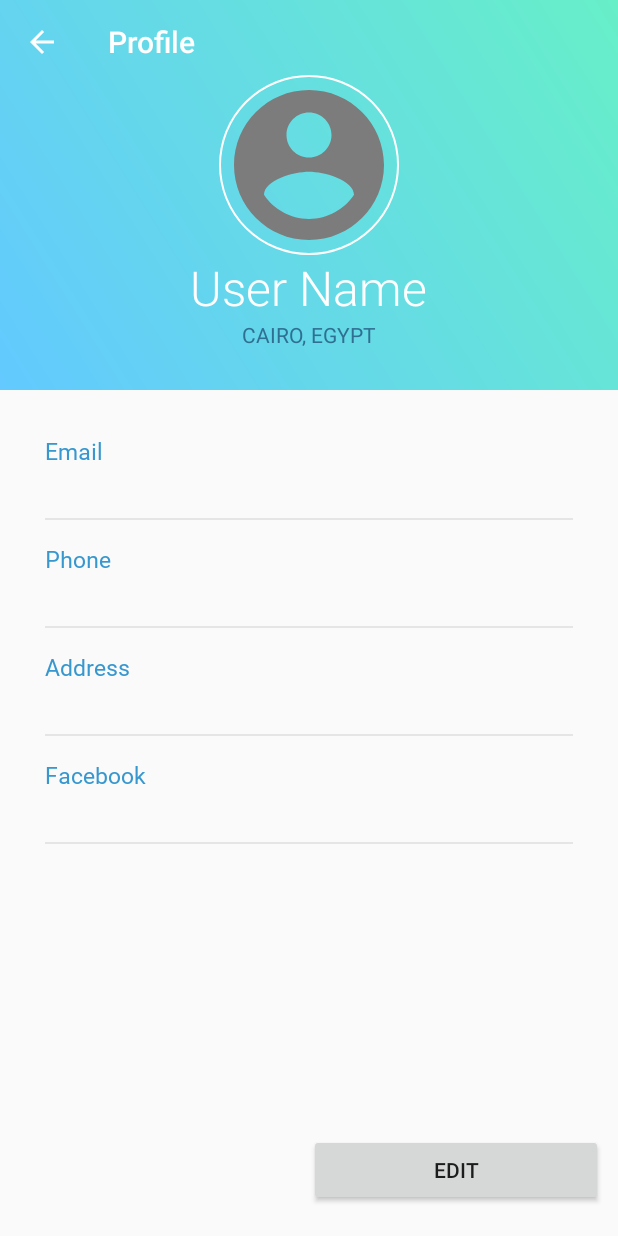
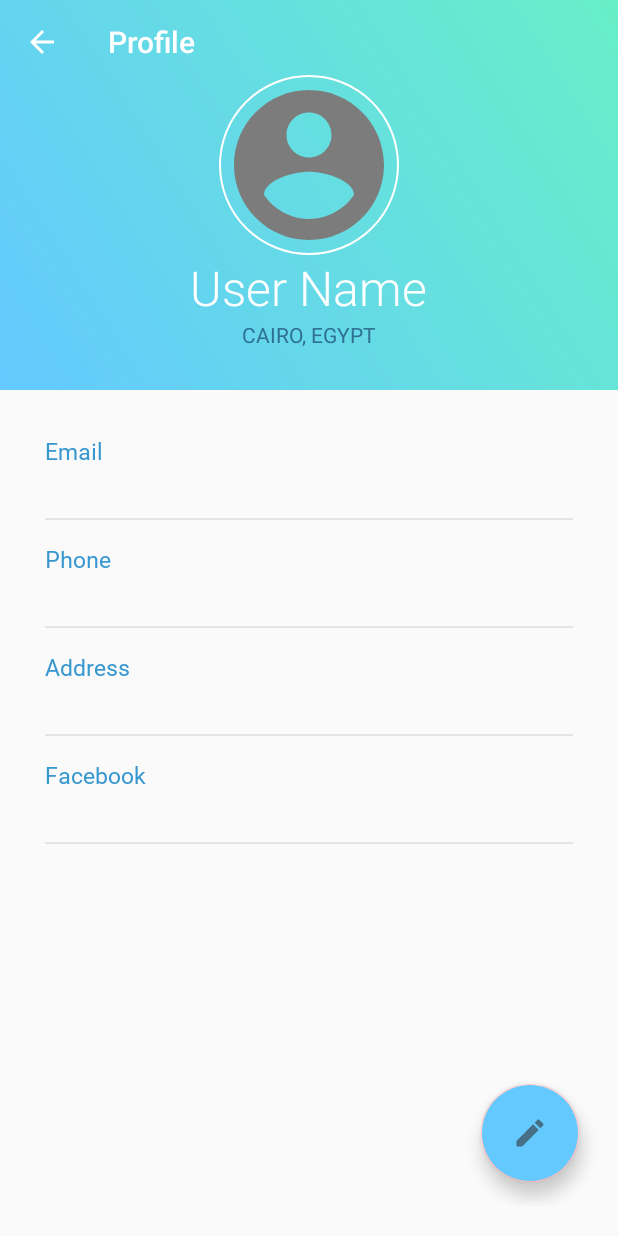
Before and after one commit to Fady24-dev/Furny, an Android app: the Profile_Activity screen opened directly, with no data from a screen before it, on a phone screen of 412 x 824 dp. Run offline under Robolectric (Android 15) with nearby library versions, the phone set to English and light mode, and no system bars; our stand-ins replace Firebase (no records; nobody signed in at launch, a user with empty details on screens opened directly), Picasso; plain views replace CircularImageView; pictures from the network do not load.

Commit message:
Profile Activity ( Edits )
Added name change.
Minor changes to EditText.

```diff
--- a/app/src/main/java/com/example/furniture/Profile_Activity.java
+++ b/app/src/main/java/com/example/furniture/Profile_Activity.java
@@ -7,10 +7,13 @@ import androidx.appcompat.app.AppCompatActivity;
 import androidx.appcompat.widget.Toolbar;
 
 import android.app.Activity;
+import android.app.AlertDialog;
+import android.content.DialogInterface;
 import android.content.Intent;
 import android.net.Uri;
 import android.os.Bundle;
 import android.provider.MediaStore;
+import android.text.InputType;
 import android.view.MenuItem;
 import android.view.View;
 import android.widget.Button;
@@ -26,6 +29,7 @@ import com.google.android.gms.tasks.OnFailureListener;
 import com.google.android.gms.tasks.OnSuccessListener;
 import com.google.android.gms.tasks.Task;
 import com.google.android.material.bottomnavigation.BottomNavigationView;
+import com.google.android.material.floatingactionbutton.FloatingActionButton;
 import com.google.firebase.auth.FirebaseAuth;
 import com.google.firebase.auth.FirebaseUser;
 import com.google.firebase.database.DataSnapshot;
@@ -44,11 +48,11 @@ public class Profile_Activity extends AppCompatActivity {
     private TextView profileUserName;
     private EditText profileUserEmailEdit,profileUserPhoneEdit,profileUserAddressEdit,profileUserFacebookEdit;
     private ImageView profileImage;
-    private Button editButton,submitButton;
     private DatabaseReference reference;
     private FirebaseUser user;
-    private String userID;
+    private String userID, fabState;
     private StorageReference storageReference;
+    private FloatingActionButton floatingActionButton;
 
     @Override
     protected void onCreate(Bundle savedInstanceState) {
@@ -64,42 +68,70 @@ public class Profile_Activity extends AppCompatActivity {
         userID=user.getUid();
         profileUserName=findViewById(R.id.profile_user_name);
         profileImage=findViewById(R.id.user_image);
-        editButton=findViewById(R.id.profile_edit_button);
-        submitButton=findViewById(R.id.profile_submit_button);
         profileUserEmailEdit=findViewById(R.id.profile_user_email_edit);
         profileUserPhoneEdit=findViewById(R.id.profile_user_phone_edit);
         profileUserAddressEdit=findViewById(R.id.profile_user_address_edit);
         profileUserFacebookEdit=findViewById(R.id.profile_user_facebook_edit);
+        floatingActionButton=findViewById(R.id.fab);
+        fabState = "disabled";
 
         getCurrentUserData();
 
-        editButton.setOnClickListener(new View.OnClickListener() {
+        profileUserName.setOnClickListener(new View.OnClickListener() {
             @Override
             public void onClick(View v) {
-                editButton.setVisibility(View.INVISIBLE);
-                submitButton.setVisibility(View.VISIBLE);
+                AlertDialog.Builder mydialog = new AlertDialog.Builder(Profile_Activity.this);
 
-                profileUserEmailEdit.setEnabled(true);
-                profileUserPhoneEdit.setEnabled(true);
-                profileUserAddressEdit.setEnabled(true);
-                profileUserFacebookEdit.setEnabled(true);
+                final EditText nameChange = new EditText(Profile_Activity.this);
+                nameChange.setInputType(InputType.TYPE_CLASS_TEXT);
+                mydialog.setView(nameChange);
 
-                readData();
+                mydialog.setPositiveButton("Save", new DialogInterface.OnClickListener() {
+                    @Override
+                    public void onClick(DialogInterface dialog, int which) {
+                        reference.child(userID).child("name").setValue(nameChange.getText().toString());
+                    }
+                });
+
+                mydialog.setNegativeButton("Cancel", new DialogInterface.OnClickListener() {
+                    @Override
+                    public void onClick(DialogInterface dialog, int which) {
+                        dialog.cancel();
+                    }
+                });
+
+                mydialog.show();
             }
         });
 
-        submitButton.setOnClickListener(new View.OnClickListener() {
+
+        floatingActionButton.setOnClickListener(new View.OnClickListener() {
             @Override
             public void onClick(View v) {
-                profileUserEmailEdit.setEnabled(false);
-                profileUserPhoneEdit.setEnabled(false);
-                profileUserAddressEdit.setEnabled(false);
-                profileUserFacebookEdit.setEnabled(false);
 
-                editButton.setVisibility(View.VISIBLE);
-                submitButton.setVisibility(View.INVISIBLE);
+                if (fabState == "disabled"){
 
-                submitData();
+                    profileUserEmailEdit.setEnabled(true);
+                    profileUserPhoneEdit.setEnabled(true);
+                    profileUserAddressEdit.setEnabled(true);
+                    profileUserFacebookEdit.setEnabled(true);
+
+                    floatingActionButton.setImageResource(R.drawable.check_mark);
+                    fabState = "enabled";
+                }
+
+                else if(fabState == "enabled"){
+
+                    profileUserEmailEdit.setEnabled(false);
+                    profileUserPhoneEdit.setEnabled(false);
+                    profileUserAddressEdit.setEnabled(false);
+                    profileUserFacebookEdit.setEnabled(false);
+
+                    floatingActionButton.setImageResource(R.drawable.edit_pen);
+                    fabState = "disabled";
+                }
+
+                readData();
             }
         });
 
--- /dev/null
+++ b/app/src/main/res/drawable-anydpi/check_mark.xml
@@ -0,0 +1,11 @@
+<vector xmlns:android="http://schemas.android.com/apk/res/android"
+    android:width="24dp"
+    android:height="24dp"
+    android:viewportWidth="24"
+    android:viewportHeight="24"
+    android:tint="#333333"
+    android:alpha="0.6">
+    <path
+        android:fillColor="#FF000000"
+        android:pathData="M9,16.17L4.83,12l-1.42,1.41L9,19 21,7l-1.41,-1.41z"/>
+</vector>
--- /dev/null
+++ b/app/src/main/res/drawable-anydpi/edit_pen.xml
@@ -0,0 +1,11 @@
+<vector xmlns:android="http://schemas.android.com/apk/res/android"
+    android:width="24dp"
+    android:height="24dp"
+    android:viewportWidth="24"
+    android:viewportHeight="24"
+    android:tint="#333333"
+    android:alpha="0.6">
+    <path
+        android:fillColor="#FF000000"
+        android:pathData="M3,17.25V21h3.75L17.81,9.94l-3.75,-3.75L3,17.25zM20.71,7.04c0.39,-0.39 0.39,-1.02 0,-1.41l-2.34,-2.34c-0.39,-0.39 -1.02,-0.39 -1.41,0l-1.83,1.83 3.75,3.75 1.83,-1.83z"/>
+</vector>
--- a/app/src/main/res/layout/activity_profile_.xml
+++ b/app/src/main/res/layout/activity_profile_.xml
@@ -5,8 +5,6 @@
     android:layout_width="match_parent"
     android:layout_height="match_parent"
     tools:context=".Profile_Activity">
-
-
 
     <RelativeLayout
         android:id="@+id/rellay1"
@@ -223,25 +221,21 @@
             android:layout_width="match_parent"
             android:layout_height="wrap_content"
             android:layout_alignParentBottom="true"
+            android:gravity="end"
             android:orientation="horizontal"
             android:weightSum="2"
             android:layout_marginBottom="20dp"
             android:layout_marginHorizontal="10dp">
 
-            <Button
-                android:visibility="invisible"
-                android:id="@+id/profile_submit_button"
-                android:layout_width="20dp"
-                android:layout_weight="1"
+            <com.google.android.material.floatingactionbutton.FloatingActionButton
+                android:id="@+id/fab"
+                android:layout_width="wrap_content"
                 android:layout_height="wrap_content"
-                android:text="Submit" />
-
-            <Button
-                android:id="@+id/profile_edit_button"
-                android:layout_width="20dp"
-                android:layout_weight="1"
-                android:layout_height="wrap_content"
-                android:text="Edit" />
+                android:clickable="true"
+                android:src="@drawable/edit_pen"
+                app:fabCustomSize="65dp"
+                android:backgroundTint="@color/gradStart"
+                android:layout_margin="16dp" />
 
         </LinearLayout>
 
--- a/app/src/main/res/menu/drawer.xml
+++ b/app/src/main/res/menu/drawer.xml
@@ -5,5 +5,5 @@
         android:id="@+id/action_settings"
         android:orderInCategory="100"
         android:title="@string/action_settings"
-        app:showAsAction="never" />
+        app:showAsAction="never"/>
 </menu>
--- a/app/src/main/res/values/styles.xml
+++ b/app/src/main/res/values/styles.xml
@@ -26,8 +26,6 @@
         <item name="colorAccent">@color/colorAccent</item>
         <item name="windowActionBarOverlay">true</item>
         <item name="colorPrimaryDark">@color/standard</item>
-
-
     </style>
 
     <style name="CartTheme" parent="Theme.AppCompat.Light.DarkActionBar">
```
Also changed, not shown: app/src/main/res/drawable-hdpi/check_mark.png (added), app/src/main/res/drawable-hdpi/edit_pen.png (added), app/src/main/res/drawable-mdpi/check_mark.png (added), app/src/main/res/drawable-mdpi/edit_pen.png (added), app/src/main/res/drawable-xhdpi/check_mark.png (added), app/src/main/res/drawable-xhdpi/edit_pen.png (added), app/src/main/res/drawable-xxhdpi/check_mark.png (added), app/src/main/res/drawable-xxhdpi/edit_pen.png (added).
